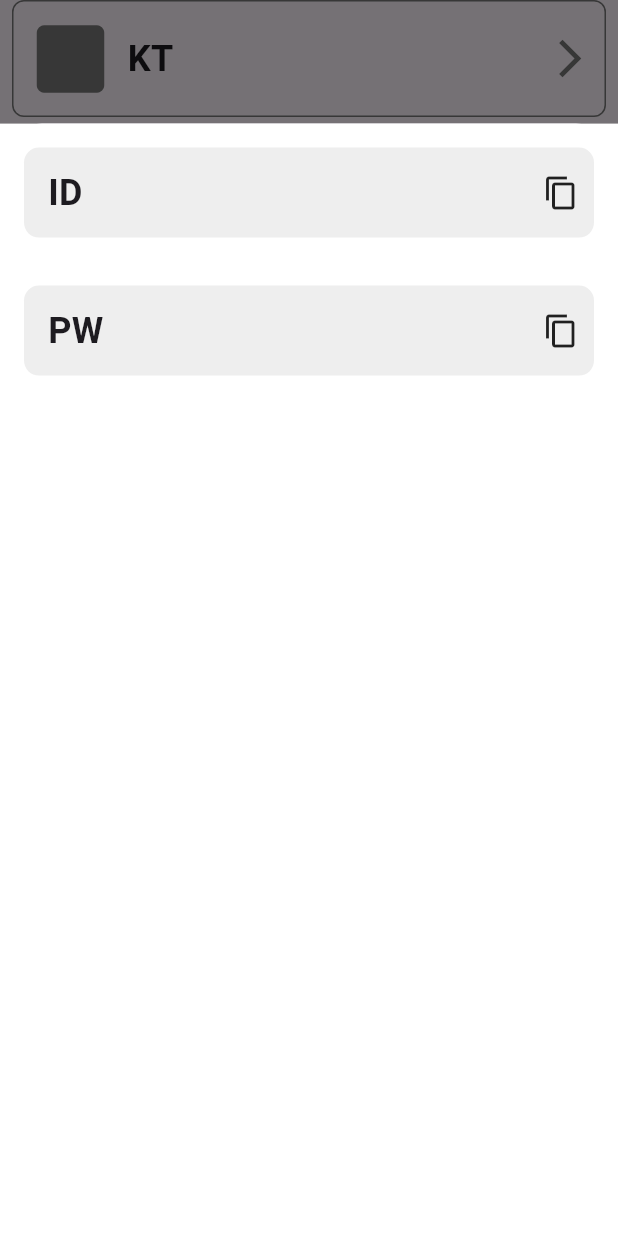
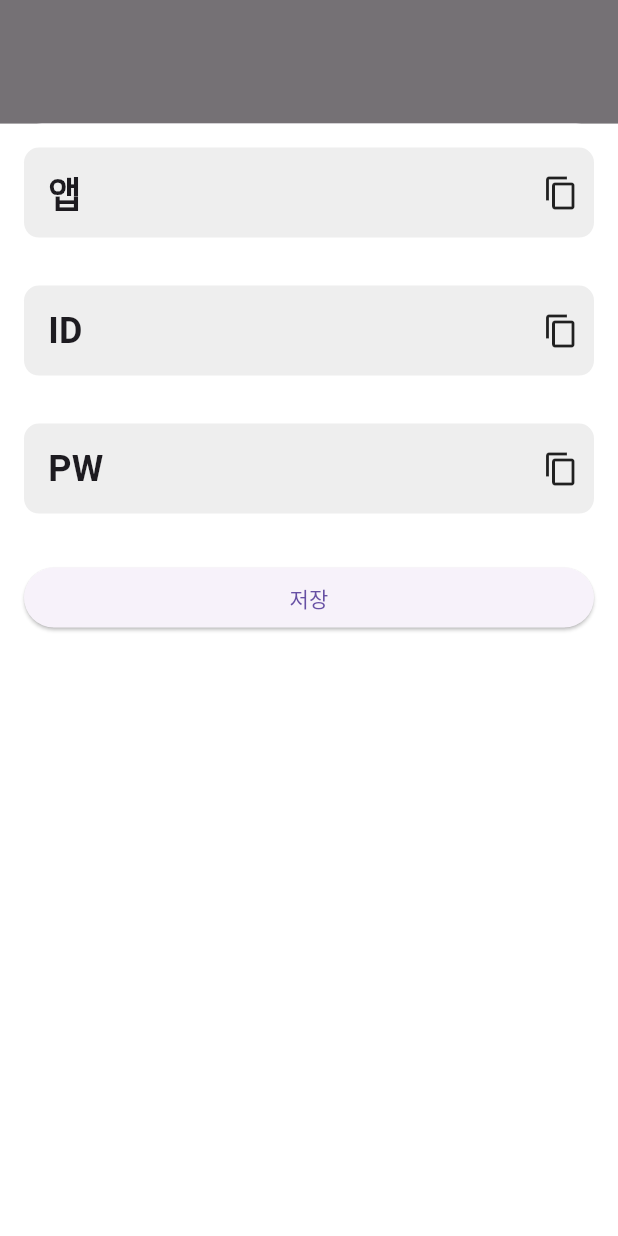
Before and after one commit to up456/mfp, a Flutter app: the screen it shows after launch, after a tap on the "add" icon, on a phone screen of 412 x 824 dp. Run offline on Flutter 3.47's test engine with Material 3 defaults, Android fonts, the phone set to English and light mode, and no system bars; our stand-ins replace drift, get_it; accounts and stored records are empty; generated files the repository leaves out were written again.

Commit message:
데이터베이스 추가

```diff
--- a/lib/component/app_bottom_sheet.dart
+++ b/lib/component/app_bottom_sheet.dart
@@ -1,21 +1,106 @@
+import 'package:drift/drift.dart' show Value;
 import 'package:flutter/cupertino.dart';
 import 'package:flutter/material.dart';
+import 'package:get_it/get_it.dart';
 import 'package:mfp/component/custom_text_filed.dart';
+import 'package:mfp/const/colors.dart';
+import 'package:mfp/database/drift_database.dart';
 
-class AppBottomSheet extends StatelessWidget {
+class AppBottomSheet extends StatefulWidget {
   const AppBottomSheet({super.key});
+
+  @override
+  State<AppBottomSheet> createState() => _AppBottomSheetState();
+}
+
+class _AppBottomSheetState extends State<AppBottomSheet> {
+  final GlobalKey<FormState> formKey = GlobalKey();
+
+  String? title;
+  String? userId;
+  String? userPw;
 
   @override
   Widget build(BuildContext context) {
     double screenHeight = MediaQuery.of(context).size.height;
     // final bottomInset = MediaQuery.of(context).viewInsets.bottom;
-    return Container(
-      color: Colors.white,
-      height: screenHeight * 0.9,
-      child: Column(
+    return GestureDetector(
+      onTap: () {
+        FocusScope.of(context).requestFocus(FocusNode());
+      },
+      child: Container(
+        color: Colors.white,
+        height: screenHeight * 0.9,
+        child: Form(
+          key: formKey,
+          child: Column(
+            children: [
+              CustomTextFiled(
+                label: '앱',
+                onSaved: (String? val) {
+                  title = val;
+                },
+              ),
+              CustomTextFiled(
+                label: 'ID',
+                onSaved: (String? val) {
+                  userId = val;
+                },
+              ),
+              CustomTextFiled(
+                  label: 'PW',
+                  onSaved: (String? val) {
+                    userPw = val;
+                  }),
+              _SavedButton(
+                onPressed: onSavePressed,
+              )
+            ],
+          ),
+        ),
+      ),
+    );
+  }
+
+  void onSavePressed() {
+    if (formKey.currentState == null) {
+      return;
+    }
+
+    if (formKey.currentState!.validate()) {
+      print('에러가 없습니다..');
+      formKey.currentState!.save();
+
+      final key = GetIt.I<LocalDatabase>().createApp(
+        AppCompanion(
+            title: Value(title!),
+            userId: Value(userId!),
+            userPw: Value(userPw!)),
+      );
+      Navigator.of(context).pop();
+    } else {
+      print('에러가 있습니다.');
+    }
+  }
+}
+
+class _SavedButton extends StatelessWidget {
+  final VoidCallback onPressed;
+
+  const _SavedButton({required this.onPressed, super.key});
+
+  @override
+  Widget build(BuildContext context) {
+    return Padding(
+      padding: const EdgeInsets.all(16.0),
+      child: Row(
         children: [
-          CustomTextFiled(label: 'ID'),
-          CustomTextFiled(label: 'PW'),
+          Expanded(
+            child: ElevatedButton(
+              onPressed: onPressed,
+              child: Text('저장'),
+            ),
+          ),
         ],
       ),
     );
--- a/lib/component/custom_text_filed.dart
+++ b/lib/component/custom_text_filed.dart
@@ -3,8 +3,13 @@ import 'package:mfp/const/colors.dart';
 
 class CustomTextFiled extends StatelessWidget {
   final String label;
+  final FormFieldSetter<String> onSaved;
 
-  const CustomTextFiled({required this.label, super.key});
+  const CustomTextFiled({
+    required this.label,
+    required this.onSaved,
+    super.key,
+  });
 
   @override
   Widget build(BuildContext context) {
@@ -29,19 +34,26 @@ class CustomTextFiled extends StatelessWidget {
                 ),
               ),
             ),
-            const Expanded(
+            Expanded(
               child: Row(
                 children: [
                   Expanded(
-                    child: TextField(
+                    child: TextFormField(
+                      onSaved: onSaved,
+                      validator: (String? val) {
+                        if (val == null || val.isEmpty) {
+                          return '값을 입력해주세요.';
+                        }
+                        return null;
+                      },
                       cursorColor: PRIMARY_COLOR,
-                      decoration: InputDecoration(
+                      decoration: const InputDecoration(
                           border: InputBorder.none,
                           filled: true,
                           fillColor: Colors.transparent),
                     ),
                   ),
-                  Padding(
+                  const Padding(
                     padding: EdgeInsets.symmetric(horizontal: 10.0),
                     child: Icon(Icons.copy),
                   )
--- a/lib/database/drift_database.dart
+++ b/lib/database/drift_database.dart
@@ -15,6 +15,8 @@ class LocalDatabase extends _$LocalDatabase {
 
   Future<int> createApp(AppCompanion data) => into(app).insert(data);
 
+  Stream<List<AppData>> watchApp() => select(app).watch();
+
   @override
   int get schemaVersion => 1;
 }
--- a/lib/main.dart
+++ b/lib/main.dart
@@ -1,11 +1,13 @@
 import 'package:flutter/material.dart';
+import 'package:get_it/get_it.dart';
 import 'package:mfp/database/drift_database.dart';
 import 'package:mfp/screen/home_screen.dart';
 
 void main() async {
-  WidgetsFlutterBinding.ensureInitialized();
-
+  // 데이터 베이스 생성
   final database = LocalDatabase();
+  // 데이터 베이스 앱 전체에 등록
+  GetIt.I.registerSingleton<LocalDatabase>(database);
 
   runApp(MaterialApp(
     home: HomeScreen(),
--- a/lib/screen/home_screen.dart
+++ b/lib/screen/home_screen.dart
@@ -1,8 +1,11 @@
 import 'package:flutter/cupertino.dart';
 import 'package:flutter/material.dart';
+import 'package:get_it/get_it.dart';
 import 'package:mfp/component/ContentCard.dart';
 import 'package:mfp/component/app_bottom_sheet.dart';
 import 'package:mfp/const/colors.dart';
+import 'package:mfp/database/drift_database.dart';
+import 'package:mfp/model/app.dart';
 import 'package:path/path.dart';
 
 const DUMY_LIST = ['KT', '카카오톡', '네이버'];
@@ -15,18 +18,23 @@ class HomeScreen extends StatelessWidget {
     return Scaffold(
         floatingActionButton: renderFloatingActionButton(context),
         body: SafeArea(
-          child: ListView.separated(
-            itemCount: 3,
+          child: StreamBuilder<List<AppData>>(
+              stream: GetIt.I<LocalDatabase>().watchApp(),
+              builder: (context, snapshot) {
+                List<AppData> appList = snapshot.data ?? [];
+                return ListView.separated(
+                  itemCount: appList.length,
                   separatorBuilder: (context, index) {
                     return const SizedBox(height: 8.0);
                   },
                   itemBuilder: (context, index) {
                     return Padding(
                       padding: const EdgeInsets.symmetric(horizontal: 8.0),
-                child: ContentCard(title: DUMY_LIST[0]),
+                      child: ContentCard(title: appList[index].title),
                     );
                   },
-          ),
+                );
+              }),
         ));
   }
 
--- a/pubspec.yaml
+++ b/pubspec.yaml
@@ -39,6 +39,7 @@ dependencies:
   sqlite3_flutter_libs: ^0.5.0
   path_provider: ^2.0.0
   path: ^1.8.3
+  get_it: ^7.6.6
 
 dev_dependencies:
   flutter_test:
```
Also changed, not shown: pubspec.lock. Lines whose indentation alone changed are shown as unchanged.
